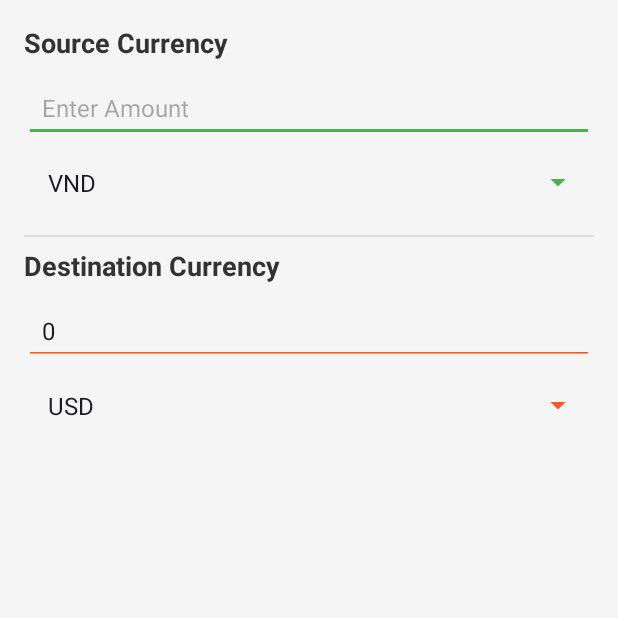
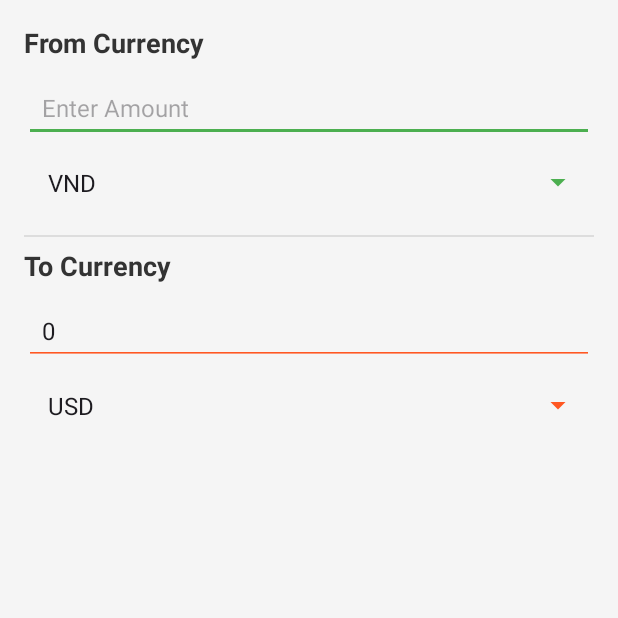
Before and after one commit to laserene/kotlin_MobileProgramming-Weekly-Labs, an Android app: the screen it shows after launch (MainActivity), on a phone screen of 412 x 824 dp, the top half of it. Run offline under Robolectric (Android 15) with nearby library versions, the phone set to English and light mode, and no system bars.

Commit message:
done converter

```diff
--- a/Lab7-CurrencyConverter/app/src/main/res/layout/activity_main.xml
+++ b/Lab7-CurrencyConverter/app/src/main/res/layout/activity_main.xml
@@ -12,7 +12,7 @@
         android:id="@+id/sourceLabel"
         android:layout_width="wrap_content"
         android:layout_height="wrap_content"
-        android:text="Source Currency"
+        android:text="From Currency"
         android:textSize="18sp"
         android:textStyle="bold"
         android:textColor="#333333"
@@ -61,7 +61,7 @@
         android:id="@+id/destinationLabel"
         android:layout_width="wrap_content"
         android:layout_height="wrap_content"
-        android:text="Destination Currency"
+        android:text="To Currency"
         android:textSize="18sp"
         android:textStyle="bold"
         android:textColor="#333333"
```
